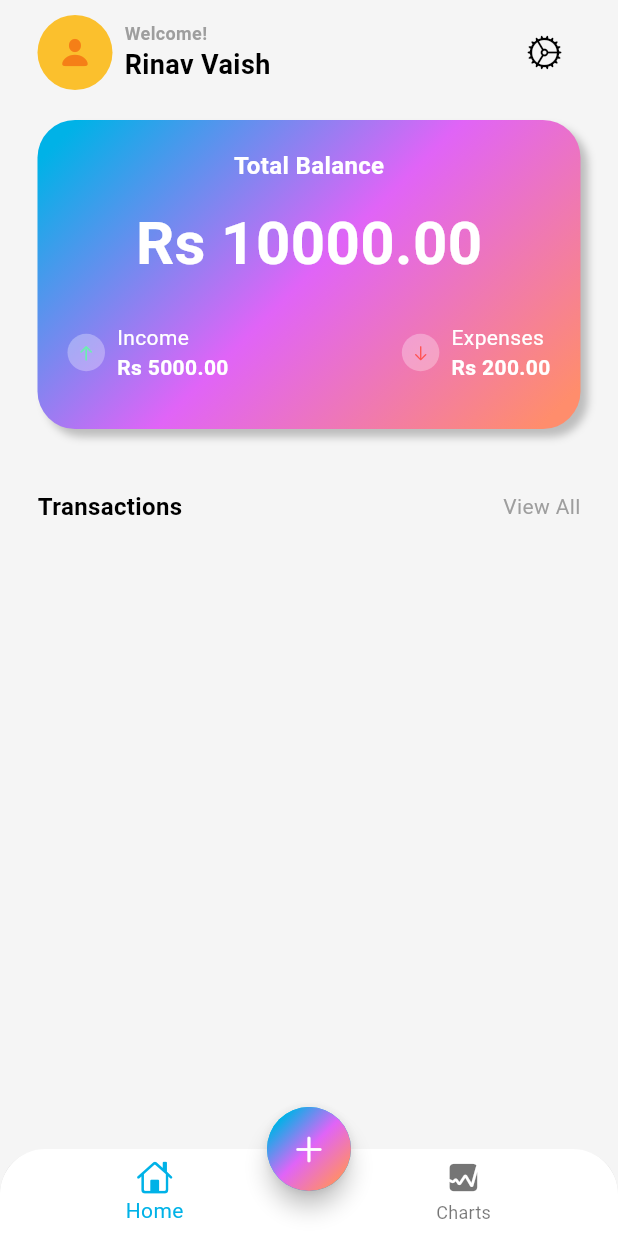
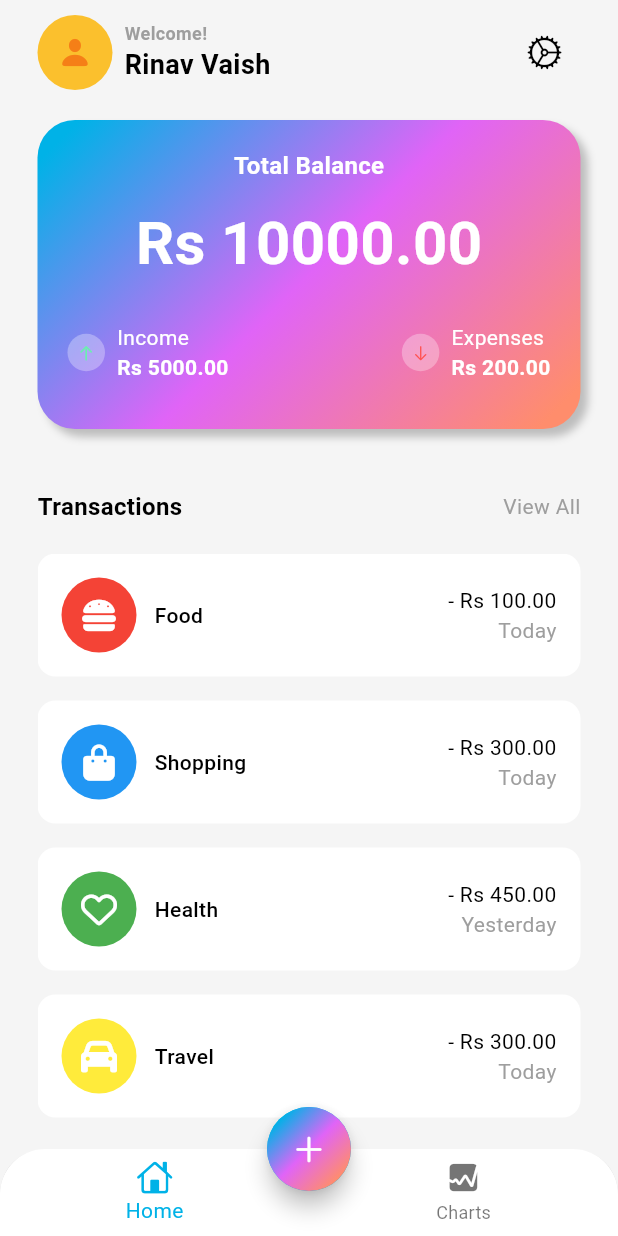
Before and after one commit to Rinav01/expense_tracker, a Flutter app: the screen it shows after launch, on a phone screen of 412 x 824 dp. Run offline on Flutter 3.47's test engine with Material 3 defaults, Android fonts, the phone set to English and light mode, and no system bars; our stand-ins replace font_awesome_flutter.

Commit message:
Second Commit

```diff
--- /dev/null
+++ b/lib/data/data.dart
@@ -0,0 +1,36 @@
+import 'package:flutter/material.dart';
+import 'package:font_awesome_flutter/font_awesome_flutter.dart';
+
+List<Map<String, dynamic>> transactionsData = [
+  {
+    'icon': const FaIcon(
+      FontAwesomeIcons.burger,
+      color: Colors.white,
+    ),
+    'color': Colors.red,
+    'name': 'Food',
+    'totalAmount': '- Rs 100.00',
+    'date': 'Today',
+  },
+  {
+    'icon': const FaIcon(FontAwesomeIcons.bagShopping, color: Colors.white),
+    'color': Colors.blue,
+    'name': 'Shopping',
+    'totalAmount': '- Rs 300.00',
+    'date': 'Today',
+  },
+  {
+    'icon': const FaIcon(FontAwesomeIcons.heart, color: Colors.white),
+    'color': Colors.green,
+    'name': 'Health',
+    'totalAmount': '- Rs 450.00',
+    'date': 'Yesterday',
+  },
+  {
+    'icon': const FaIcon(FontAwesomeIcons.car, color: Colors.white),
+    'color': Colors.yellow,
+    'name': 'Travel',
+    'totalAmount': '- Rs 300.00',
+    'date': 'Today',
+  },
+];
--- a/lib/screens/home/views/main_screen.dart
+++ b/lib/screens/home/views/main_screen.dart
@@ -1,5 +1,6 @@
 import 'dart:math';
 
+import 'package:expense_tracker/data/data.dart';
 import 'package:flutter/cupertino.dart';
 import 'package:flutter/material.dart';
 
@@ -235,6 +236,86 @@ class MainScreen extends StatelessWidget {
             const SizedBox(
               height: 20,
             ),
+            Expanded(
+              child: ListView.builder(
+                  itemCount: transactionsData.length,
+                  itemBuilder: (context, int i) {
+                    return Padding(
+                      padding: const EdgeInsets.only(bottom: 16.0),
+                      child: Container(
+                        decoration: BoxDecoration(
+                          color: Colors.white,
+                          borderRadius: BorderRadius.circular(12),
+                        ),
+                        child: Padding(
+                          padding: const EdgeInsets.all(16.0),
+                          child: Row(
+                            mainAxisAlignment: MainAxisAlignment.spaceBetween,
+                            children: [
+                              Row(
+                                children: [
+                                  Stack(
+                                    alignment: Alignment.center,
+                                    children: [
+                                      Container(
+                                        width: 50,
+                                        height: 50,
+                                        decoration: BoxDecoration(
+                                          color: transactionsData[i]['color'],
+                                          shape: BoxShape.circle,
+                                        ),
+                                      ),
+                                      transactionsData[i]['icon']
+                                      // const Icon(Icons.food_bank,
+                                      //     color: Colors.white)
+                                    ],
+                                  ),
+                                  const SizedBox(
+                                    width: 12,
+                                  ),
+                                  Text(
+                                    transactionsData[i]['name'],
+                                    style: TextStyle(
+                                      fontSize: 14,
+                                      color: Theme.of(context)
+                                          .colorScheme
+                                          .onSurface,
+                                      fontWeight: FontWeight.w500,
+                                    ),
+                                  ),
+                                ],
+                              ),
+                              Column(
+                                crossAxisAlignment: CrossAxisAlignment.end,
+                                children: [
+                                  Text(
+                                    transactionsData[i]['totalAmount'],
+                                    style: TextStyle(
+                                      fontSize: 14,
+                                      color: Theme.of(context)
+                                          .colorScheme
+                                          .onSurface,
+                                      fontWeight: FontWeight.w400,
+                                    ),
+                                  ),
+                                  Text(
+                                    transactionsData[i]['date'],
+                                    style: TextStyle(
+                                      fontSize: 14,
+                                      color:
+                                          Theme.of(context).colorScheme.outline,
+                                      fontWeight: FontWeight.w400,
+                                    ),
+                                  ),
+                                ],
+                              )
+                            ],
+                          ),
+                        ),
+                      ),
+                    );
+                  }),
+            )
           ],
         ),
       ),
--- a/pubspec.yaml
+++ b/pubspec.yaml
@@ -36,6 +36,8 @@ dependencies:
   # The following adds the Cupertino Icons font to your application.
   # Use with the CupertinoIcons class for iOS style icons.
   cupertino_icons: ^1.0.8
+  font_awesome_flutter: ^10.7.0
+  fl_chart: ^0.69.0
 
 dev_dependencies:
   flutter_test:
```
Also changed, not shown: pubspec.lock.
